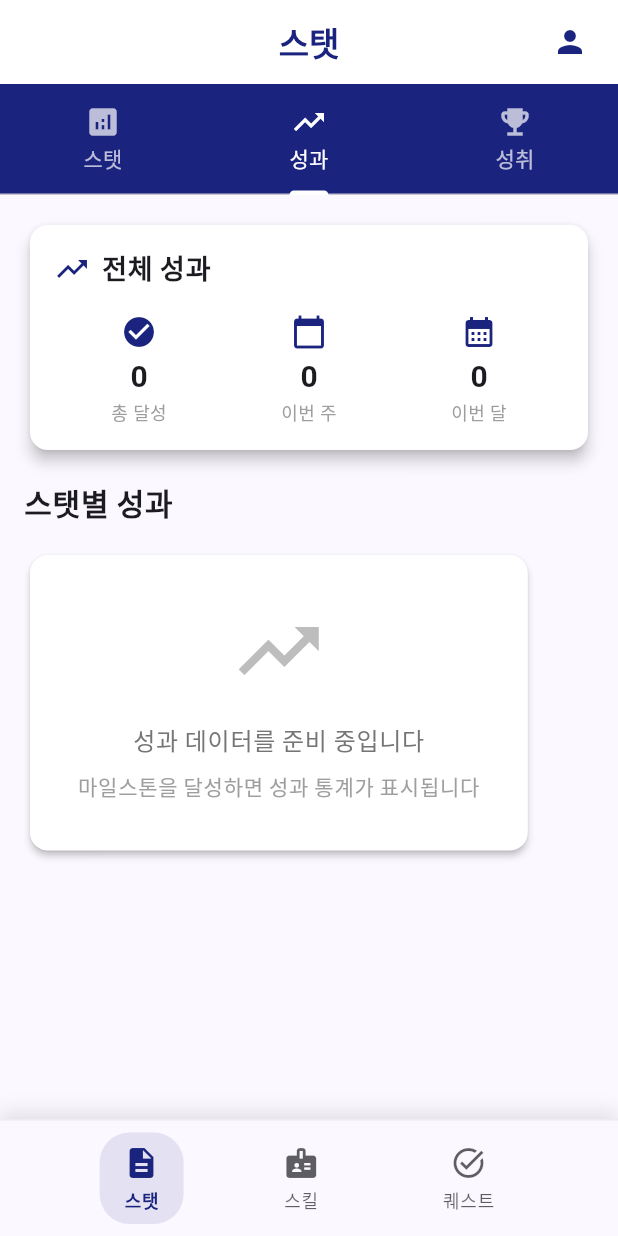
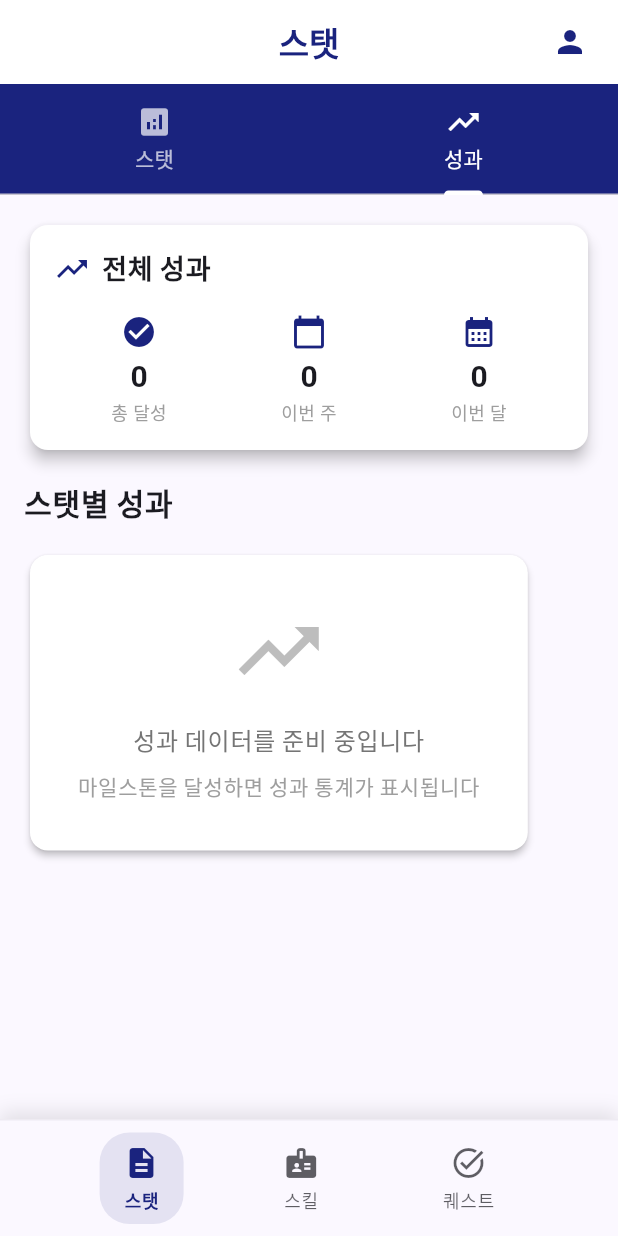
Before and after one commit to subinkr/likegame, a Flutter app: the screen it shows once a user with an empty profile is signed in, tab 2 chosen, on a phone screen of 412 x 824 dp. Run offline on Flutter 3.47's test engine with Material 3 defaults, Android fonts, the light colour scheme and no system bars; our stand-ins replace shared_preferences, supabase_flutter; accounts and stored records are empty.

Commit message:
성취 배지 시스템 일시적 비활성화
- 마일스톤 완료 시 배지 해금 로직 비활성화
- 대시보드에서 성취 탭 제거 (스탯, 성과 탭만 유지)
- 탭 컨트롤러를 2개로 변경
- 성취 관련 데이터 로딩 비활성화
- 스트릭 배지 해금 로직도 비활성화
- 나중에 배지 시스템을 다시 구현할 수 있도록 주석 처리

```diff
--- a/lib/screens/dashboard_screen.dart
+++ b/lib/screens/dashboard_screen.dart
@@ -35,7 +35,7 @@ class _DashboardScreenState extends State<DashboardScreen> with TickerProviderSt
   @override
   void initState() {
     super.initState();
-    _tabController = TabController(length: 3, vsync: this);
+    _tabController = TabController(length: 2, vsync: this); // 성취 탭 제거로 2개로 변경
     _loadData();
     _subscribeToMilestoneChanges();
   }
@@ -70,7 +70,7 @@ class _DashboardScreenState extends State<DashboardScreen> with TickerProviderSt
       final allSkills = await _statService.getUserSkillsProgress(user.id);
       final priorities = await _priorityService.getUserStatPriorities(user.id);
       final performanceStats = await _statService.getStatPerformance(user.id);
-      final achievements = await _statService.getUserAchievements(user.id);
+      // final achievements = await _statService.getUserAchievements(user.id); // 일시적으로 비활성화
 
       // 마일스톤이 있는 스탯만 필터링
       final skillsWithMilestones = allSkills.where((skill) => skill.completedCount >= 0).toList();
@@ -80,7 +80,7 @@ class _DashboardScreenState extends State<DashboardScreen> with TickerProviderSt
           _skillsWithMilestones = skillsWithMilestones;
           _priorities = priorities;
           _performanceStats = performanceStats;
-          _achievements = achievements;
+          // _achievements = achievements; // 일시적으로 비활성화
           _isLoading = false;
         });
       }
@@ -134,7 +134,7 @@ class _DashboardScreenState extends State<DashboardScreen> with TickerProviderSt
                     tabs: const [
                       Tab(text: '스탯', icon: Icon(Icons.analytics)),
                       Tab(text: '성과', icon: Icon(Icons.trending_up)),
-                      Tab(text: '성취', icon: Icon(Icons.emoji_events)),
+                      // Tab(text: '성취', icon: Icon(Icons.emoji_events)), // 일시적으로 비활성화
                     ],
                     labelColor: Colors.white,
                     unselectedLabelColor: Colors.white70,
@@ -149,7 +149,7 @@ class _DashboardScreenState extends State<DashboardScreen> with TickerProviderSt
                     children: [
                       _buildStatsTab(),
                       _buildPerformanceTab(),
-                      _buildAchievementsTab(),
+                      // _buildAchievementsTab(), // 일시적으로 비활성화
                     ],
                   ),
                 ),
```
Also changed, not shown: lib/services/stat_service.dart (+9 -9 lines).
